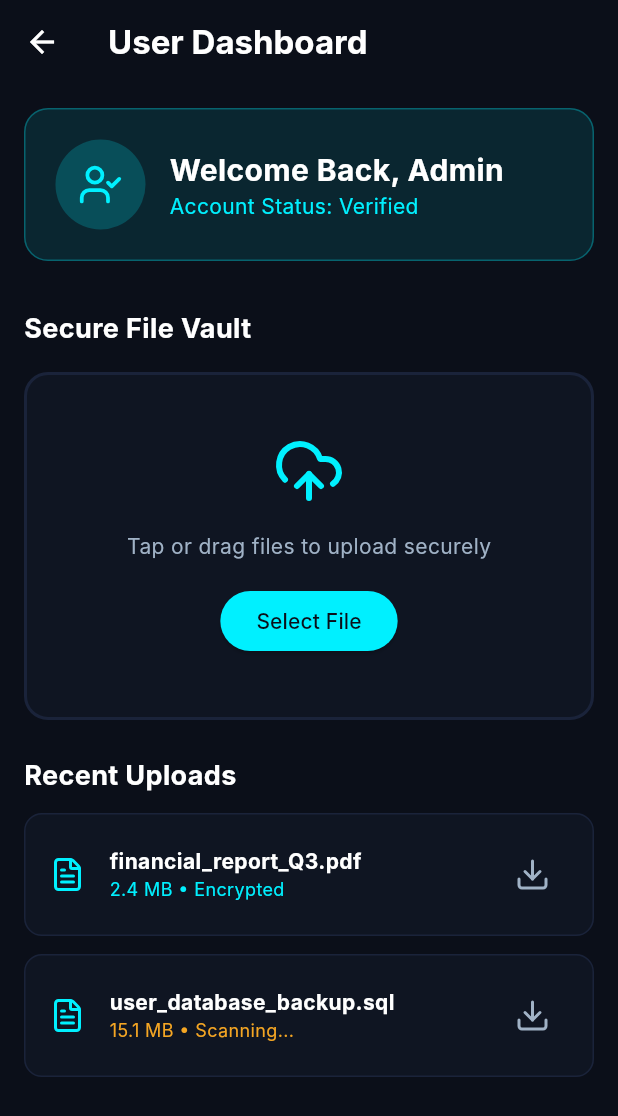
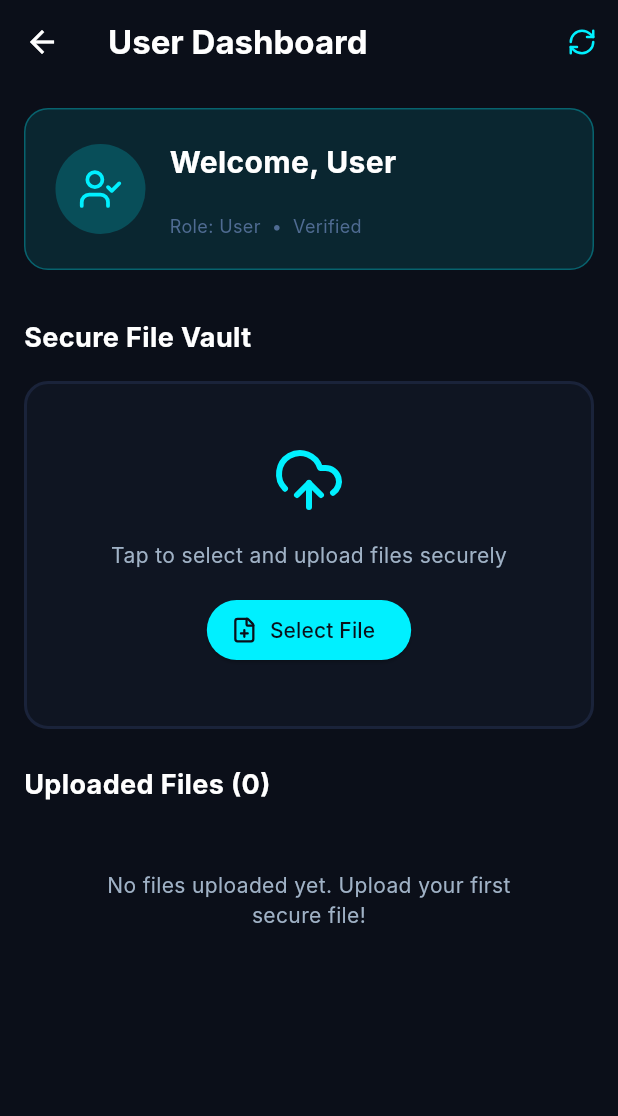
Before and after one commit to CodeByYashvi04/Secure_Cloud, a Flutter app: the UserDashboardScreen screen opened directly, on a phone screen of 412 x 824 dp. Shown: the top 1116 px of the screen. Run offline on Flutter 3.47's test engine with Material 3 defaults, Android fonts, the phone set to English and light mode, and no system bars; our stand-ins replace file_picker, lucide_icons; accounts and stored records are empty; network calls fail; Roboto replaces fonts that are missing (Inter).

Commit message:
Full Stack completion: Real-time dashboard, secure file vault, activity logs, and cloud monitor integration

```diff
--- a/cloud_secure_mobile/lib/screens/login_screen.dart
+++ b/cloud_secure_mobile/lib/screens/login_screen.dart
@@ -36,6 +36,9 @@ class _LoginScreenState extends State<LoginScreen> {
 
     if (result.containsKey('token')) {
       ApiService.setToken(result['token']);
+      if (result['user'] != null) {
+        ApiService.setUser(Map<String, dynamic>.from(result['user']));
+      }
       if (!mounted) return;
       Navigator.of(context).pushReplacement(
         MaterialPageRoute(builder: (_) => const MainLayout()),
--- a/cloud_secure_mobile/lib/screens/register_screen.dart
+++ b/cloud_secure_mobile/lib/screens/register_screen.dart
@@ -47,6 +47,9 @@ class _RegisterScreenState extends State<RegisterScreen> {
 
     if (result.containsKey('token')) {
       ApiService.setToken(result['token']);
+      if (result['user'] != null) {
+        ApiService.setUser(Map<String, dynamic>.from(result['user']));
+      }
       if (!mounted) return;
       Navigator.of(context).pushAndRemoveUntil(
         MaterialPageRoute(builder: (_) => const MainLayout()),
--- a/cloud_secure_mobile/lib/screens/user_dashboard_screen.dart
+++ b/cloud_secure_mobile/lib/screens/user_dashboard_screen.dart
@@ -1,13 +1,81 @@
+import 'dart:io';
 import 'package:flutter/material.dart';
+import 'package:file_picker/file_picker.dart';
 import 'package:lucide_icons/lucide_icons.dart';
+import 'package:intl/intl.dart';
+import '../services/api_service.dart';
 
-class UserDashboardScreen extends StatelessWidget {
+class UserDashboardScreen extends StatefulWidget {
   const UserDashboardScreen({super.key});
+
+  @override
+  State<UserDashboardScreen> createState() => _UserDashboardScreenState();
+}
+
+class _UserDashboardScreenState extends State<UserDashboardScreen> {
+  List<dynamic> _files = [];
+  bool _isLoading = true;
+  bool _isUploading = false;
+
+  @override
+  void initState() {
+    super.initState();
+    _fetchFiles();
+  }
+
+  Future<void> _fetchFiles() async {
+    setState(() => _isLoading = true);
+    final files = await ApiService.getFiles();
+    if (mounted) setState(() { _files = files; _isLoading = false; });
+  }
+
+  Future<void> _pickAndUpload() async {
+    final result = await FilePicker.platform.pickFiles();
+    if (result == null || result.files.isEmpty) return;
+
+    final file = File(result.files.single.path!);
+    setState(() => _isUploading = true);
+
+    final res = await ApiService.uploadFile(file);
+    if (mounted) {
+      setState(() => _isUploading = false);
+      ScaffoldMessenger.of(context).showSnackBar(SnackBar(
+        content: Text(res['message'] ?? 'Upload complete'),
+        backgroundColor: res['file'] != null ? const Color(0xFF00F0FF) : const Color(0xFFFF3366),
+      ));
+      if (res['file'] != null) _fetchFiles();
+    }
+  }
+
+  Future<void> _deleteFile(String id, String name) async {
+    final confirm = await showDialog<bool>(
+      context: context,
+      builder: (_) => AlertDialog(
+        title: const Text('Delete File'),
+        content: Text('Delete "$name"?'),
+        actions: [
+          TextButton(onPressed: () => Navigator.pop(context, false), child: const Text('Cancel')),
+          TextButton(onPressed: () => Navigator.pop(context, true), child: const Text('Delete', style: TextStyle(color: Colors.red))),
+        ],
+      ),
+    );
+    if (confirm == true) {
+      await ApiService.deleteFile(id);
+      _fetchFiles();
+    }
+  }
+
+  String _formatSize(int bytes) {
+    if (bytes < 1024) return '$bytes B';
+    if (bytes < 1024 * 1024) return '${(bytes / 1024).toStringAsFixed(1)} KB';
+    return '${(bytes / (1024 * 1024)).toStringAsFixed(1)} MB';
+  }
 
   @override
   Widget build(BuildContext context) {
     final theme = Theme.of(context);
     final isDark = theme.brightness == Brightness.dark;
+    final user = ApiService.currentUser;
 
     return Scaffold(
       backgroundColor: theme.scaffoldBackgroundColor,
@@ -15,12 +83,16 @@ class UserDashboardScreen extends StatelessWidget {
         title: const Text('User Dashboard', style: TextStyle(fontWeight: FontWeight.bold)),
         backgroundColor: Colors.transparent,
         elevation: 0,
+        actions: [
+          IconButton(icon: Icon(LucideIcons.refreshCw, color: theme.primaryColor, size: 20), onPressed: _fetchFiles),
+        ],
       ),
       body: SingleChildScrollView(
         padding: const EdgeInsets.all(16.0),
         child: Column(
           crossAxisAlignment: CrossAxisAlignment.start,
           children: [
+            // User info card
             Container(
               padding: const EdgeInsets.all(20),
               decoration: BoxDecoration(
@@ -40,16 +112,14 @@ class UserDashboardScreen extends StatelessWidget {
                     crossAxisAlignment: CrossAxisAlignment.start,
                     children: [
                       Text(
-                        'Welcome Back, Admin',
-                        style: TextStyle(
-                          fontSize: 20,
-                          fontWeight: FontWeight.bold,
-                          color: isDark ? Colors.white : Colors.black87,
-                        ),
+                        'Welcome, ${user?['name'] ?? 'User'}',
+                        style: TextStyle(fontSize: 20, fontWeight: FontWeight.bold,
+                            color: isDark ? Colors.white : Colors.black87),
                       ),
+                      Text(user?['email'] ?? '', style: TextStyle(color: theme.primaryColor)),
                       Text(
-                        'Account Status: Verified',
-                        style: TextStyle(color: theme.primaryColor),
+                        'Role: ${user?['role'] ?? 'User'}  •  Verified',
+                        style: const TextStyle(color: Color(0xFF4F6B92), fontSize: 12),
                       ),
                     ],
                   ),
@@ -57,75 +127,75 @@ class UserDashboardScreen extends StatelessWidget {
               ),
             ),
             const SizedBox(height: 32),
-            Text(
-              'Secure File Vault',
-              style: TextStyle(
-                fontSize: 18,
-                fontWeight: FontWeight.bold,
-                color: isDark ? Colors.white : Colors.black87,
-              ),
-            ),
+            Text('Secure File Vault', style: TextStyle(fontSize: 18, fontWeight: FontWeight.bold,
+                color: isDark ? Colors.white : Colors.black87)),
             const SizedBox(height: 16),
-
-            // File Upload Area
+            // Upload area
             Container(
               width: double.infinity,
               padding: const EdgeInsets.symmetric(vertical: 40),
               decoration: BoxDecoration(
                 color: theme.cardColor,
                 borderRadius: BorderRadius.circular(16),
-                border: Border.all(
-                  color: isDark ? const Color(0xFF1A233A) : Colors.grey.shade300,
-                  width: 2,
-                ),
+                border: Border.all(color: isDark ? const Color(0xFF1A233A) : Colors.grey.shade300, width: 2),
               ),
               child: Column(
                 children: [
-                  Icon(LucideIcons.uploadCloud,size: 48, color: theme.primaryColor),
+                  Icon(LucideIcons.uploadCloud, size: 48, color: theme.primaryColor),
                   const SizedBox(height: 16),
-                  Text(
-                    'Tap or drag files to upload securely',
-                    style: TextStyle(
-                      color: isDark ? const Color(0xFFA0B2C6) : Colors.black54,
-                    ),
-                  ),
+                  Text('Tap to select and upload files securely',
+                      style: TextStyle(color: isDark ? const Color(0xFFA0B2C6) : Colors.black54)),
                   const SizedBox(height: 16),
-                  ElevatedButton(
-                    onPressed: () {
-                      ScaffoldMessenger.of(context).showSnackBar(
-                        const SnackBar(content: Text('File upload simulator started...')),
-                      );
-                    },
-                    style: ElevatedButton.styleFrom(
-                      backgroundColor: theme.primaryColor,
-                      foregroundColor: const Color(0xFF0B0F19),
-                    ),
-                    child: const Text('Select File'),
-                  ),
+                  _isUploading
+                      ? Column(children: [
+                          const CircularProgressIndicator(),
+                          const SizedBox(height: 8),
+                          const Text('Encrypting and uploading...', style: TextStyle(color: Color(0xFF00F0FF))),
+                        ])
+                      : ElevatedButton.icon(
+                          onPressed: _pickAndUpload,
+                          icon: const Icon(LucideIcons.filePlus),
+                          label: const Text('Select File'),
+                          style: ElevatedButton.styleFrom(
+                            backgroundColor: theme.primaryColor,
+                            foregroundColor: const Color(0xFF0B0F19),
+                          ),
+                        ),
                 ],
               ),
             ),
             const SizedBox(height: 24),
-            Text(
-              'Recent Uploads',
-              style: TextStyle(
-                fontSize: 18,
-                fontWeight: FontWeight.bold,
-                color: isDark ? Colors.white : Colors.black87,
-              ),
-            ),
+            Text('Uploaded Files (${_files.length})',
+                style: TextStyle(fontSize: 18, fontWeight: FontWeight.bold,
+                    color: isDark ? Colors.white : Colors.black87)),
             const SizedBox(height: 12),
-            _buildFileRow(context, 'financial_report_Q3.pdf', '2.4 MB', 'Encrypted'),
-            _buildFileRow(context, 'user_database_backup.sql', '15.1 MB', 'Scanning...'),
+            if (_isLoading)
+              const Center(child: CircularProgressIndicator())
+            else if (_files.isEmpty)
+              Center(child: Padding(
+                padding: const EdgeInsets.all(32),
+                child: Text('No files uploaded yet. Upload your first secure file!',
+                    textAlign: TextAlign.center,
+                    style: TextStyle(color: isDark ? const Color(0xFFA0B2C6) : Colors.grey)),
+              ))
+            else
+              ..._files.map((f) => _buildFileRow(f)),
           ],
         ),
       ),
     );
   }
 
-  Widget _buildFileRow(BuildContext context, String name, String size, String status) {
+  Widget _buildFileRow(Map<String, dynamic> f) {
     final theme = Theme.of(context);
     final isDark = theme.brightness == Brightness.dark;
+    final status = f['status'] ?? 'Unknown';
+    final statusColor = status == 'Encrypted' ? const Color(0xFF00F0FF)
+        : status == 'Scanning' ? const Color(0xFFF5A623)
+        : const Color(0xFFFF3366);
+    final uploadedAt = f['uploadedAt'] != null
+        ? DateFormat('MMM d, h:mm a').format(DateTime.parse(f['uploadedAt']))
+        : '';
 
     return Container(
       margin: const EdgeInsets.only(bottom: 12),
@@ -133,9 +203,7 @@ class UserDashboardScreen extends StatelessWidget {
       decoration: BoxDecoration(
         color: theme.cardColor,
         borderRadius: BorderRadius.circular(12),
-        border: Border.all(
-          color: isDark ? const Color(0xFF1A233A) : Colors.grey.shade200,
-        ),
+        border: Border.all(color: isDark ? const Color(0xFF1A233A) : Colors.grey.shade200),
       ),
       child: Row(
         children: [
@@ -145,26 +213,16 @@ class UserDashboardScreen extends StatelessWidget {
             child: Column(
               crossAxisAlignment: CrossAxisAlignment.start,
               children: [
-                Text(
-                  name,
-                  style: TextStyle(
-                    color: isDark ? Colors.white : Colors.black87,
-                    fontWeight: FontWeight.bold,
-                  ),
-                ),
-                Text(
-                  '$size • $status',
-                  style: TextStyle(
-                    color: status == 'Encrypted' ? const Color(0xFF00F0FF) : const Color(0xFFF5A623),
-                    fontSize: 12,
-                  ),
-                ),
+                Text(f['name'] ?? 'Unknown', overflow: TextOverflow.ellipsis,
+                    style: TextStyle(color: isDark ? Colors.white : Colors.black87, fontWeight: FontWeight.bold)),
+                Text('${_formatSize(f['size'] ?? 0)}  •  $status  •  $uploadedAt',
+                    style: TextStyle(color: statusColor, fontSize: 12)),
               ],
             ),
           ),
           IconButton(
-            icon: Icon(LucideIcons.download, color: isDark ? const Color(0xFFA0B2C6) : Colors.black54),
-            onPressed: () {},
+            icon: const Icon(LucideIcons.trash2, color: Color(0xFFFF3366), size: 20),
+            onPressed: () => _deleteFile(f['id'], f['name'] ?? 'this file'),
           ),
         ],
       ),
--- a/cloud_secure_mobile/pubspec.yaml
+++ b/cloud_secure_mobile/pubspec.yaml
@@ -37,6 +37,8 @@ dependencies:
   lucide_icons: ^0.257.0
   provider: ^6.1.5+1
   http: ^1.6.0
+  file_picker: ^8.1.7
+  intl: ^0.20.2
 
 dev_dependencies:
   flutter_test:
```
Also changed, not shown: cloud_secure_mobile/lib/screens/activity_logs_screen.dart (+68 -71 lines), cloud_secure_mobile/lib/screens/cloud_monitor_screen.dart (+76 -65 lines), cloud_secure_mobile/lib/services/api_service.dart (+109 -37 lines), cloud_secure_mobile/pubspec.lock, 11 other files.
